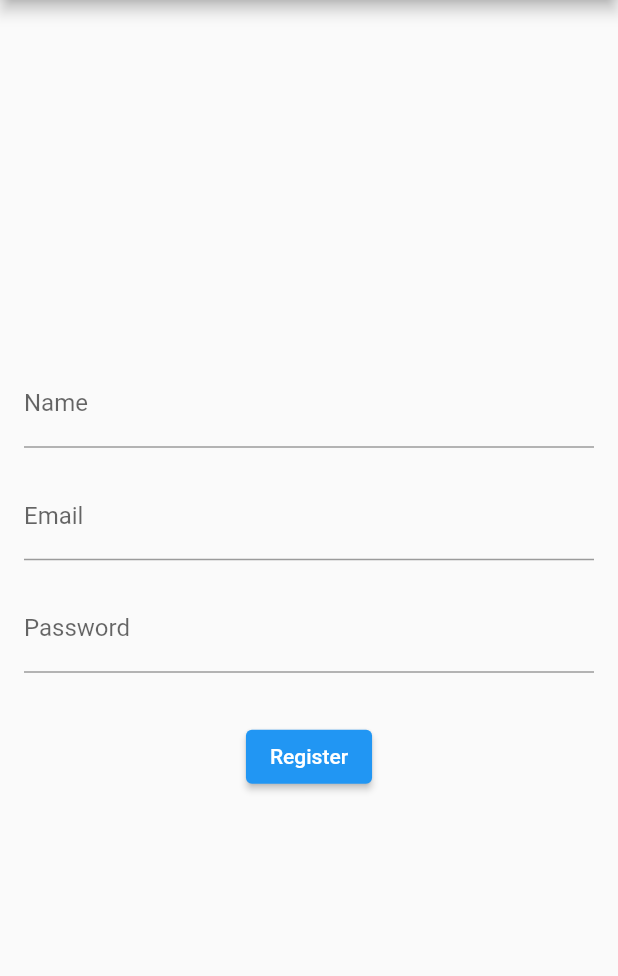
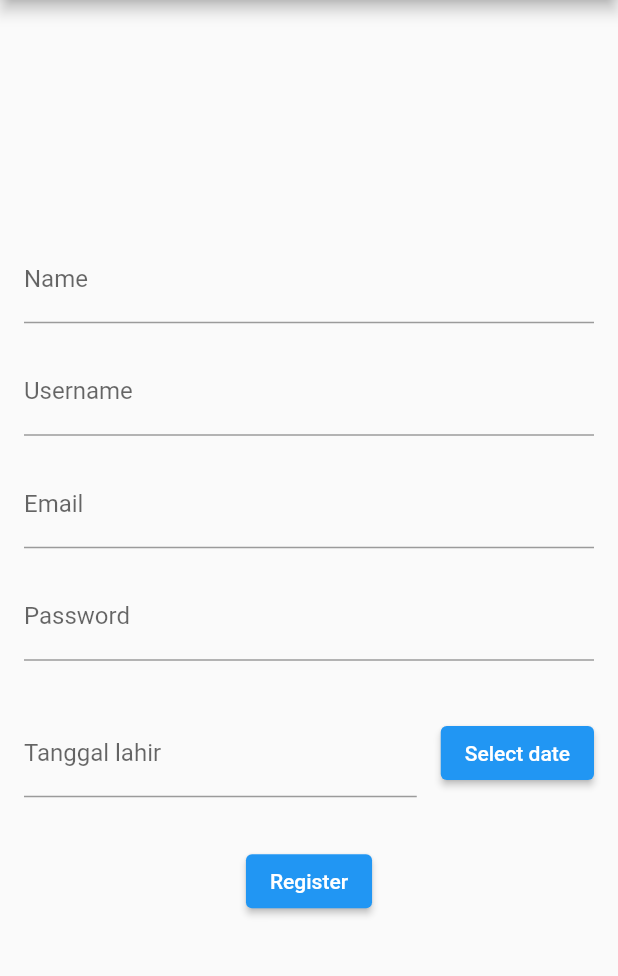
Before and after one commit to alvinyudha/flutter-project, a Flutter app: the screen it shows after launch, on a phone screen of 412 x 824 dp, the part 84-1060 px from its top. Run offline on Flutter 3.47's test engine with Material 2 defaults, Android fonts, the phone set to English and light mode, and no system bars.

Commit message:
update username, tanggal

```diff
--- a/lib/main.dart
+++ b/lib/main.dart
@@ -24,8 +24,26 @@ class RegistrationScreen extends StatefulWidget {
 
 class _RegistrationScreenState extends State<RegistrationScreen> {
   final TextEditingController _nameController = TextEditingController();
+  final TextEditingController _usernameController = TextEditingController();
   final TextEditingController _emailController = TextEditingController();
   final TextEditingController _passwordController = TextEditingController();
+  DateTime _selectedDate = DateTime.now();
+  TextEditingController _tanggalLahirController = TextEditingController();
+
+  Future<DateTime?> _selectDate(BuildContext context) async {
+    final DateTime? picked = await showDatePicker(
+      context: context,
+      initialDate: _selectedDate,
+      firstDate: DateTime(1970),
+      lastDate: DateTime(2030),
+    );
+    if (picked != null && picked != _selectedDate) {
+      setState(() {
+        _selectedDate = picked;
+      });
+    }
+    return picked; // Mengembalikan nilai DateTime yang dipilih
+  }
 
   @override
   Widget build(BuildContext context) {
@@ -38,35 +56,38 @@ class _RegistrationScreenState extends State<RegistrationScreen> {
         child: Column(
           mainAxisAlignment: MainAxisAlignment.center,
           children: [
-            TextField(
-              controller: _nameController,
-              decoration: InputDecoration(labelText: 'Name'),
-            ),
+            buildTextField(_nameController, 'Name'),
             SizedBox(height: 16.0),
-            TextField(
-              controller: _emailController,
-              decoration: InputDecoration(labelText: 'Email'),
-              keyboardType: TextInputType.emailAddress,
-            ),
+            buildTextField(_usernameController, 'Username'),
             SizedBox(height: 16.0),
-            TextField(
-              controller: _passwordController,
-              decoration: InputDecoration(labelText: 'Password'),
-              obscureText: true,
+            buildTextField(_emailController, 'Email',
+                keyboardType: TextInputType.emailAddress),
+            SizedBox(height: 16.0),
+            buildTextField(_passwordController, 'Password', obscureText: true),
+            SizedBox(height: 32.0),
+            Row(
+              mainAxisAlignment: MainAxisAlignment.center,
+              children: [
+                Expanded(
+                  child: buildTextField(
+                      _tanggalLahirController, 'Tanggal lahir',
+                      readOnly: true),
+                ),
+                SizedBox(width: 16.0),
+                ElevatedButton(
+                  onPressed: () => _selectDate(context),
+                  child: Text('Select date'),
+                ),
+              ],
             ),
             SizedBox(height: 32.0),
             ElevatedButton(
-              onPressed: () {
-                // TODO: Implement registration logic
-                String name = _nameController.text;
-                String email = _emailController.text;
-                String password = _passwordController.text;
-
-                // Add your registration logic here
-                // For example, you can send the data to a server or store it locally.
-
-                // For now, print the values to the console
-                print('Name: $name, Email: $email, Password: $password');
+              onPressed: () async {
+                DateTime? selectedDate = await _selectDate(context);
+                if (selectedDate != null) {
+                  // Implement registration logic
+                  // ...
+                }
               },
               child: Text('Register'),
             ),
@@ -75,4 +96,20 @@ class _RegistrationScreenState extends State<RegistrationScreen> {
       ),
     );
   }
+
+  Widget buildTextField(TextEditingController controller, String labelText,
+      {TextInputType keyboardType = TextInputType.text,
+      bool obscureText = false,
+      bool readOnly = false}) {
+    return Container(
+      width: MediaQuery.of(context).size.width,
+      child: TextField(
+        controller: controller,
+        decoration: InputDecoration(labelText: labelText),
+        keyboardType: keyboardType,
+        obscureText: obscureText,
+        readOnly: readOnly,
+      ),
+    );
+  }
 }
```
